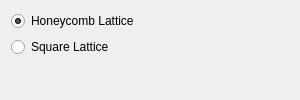
edellano/Adenita-SAMSON-Edition, file AdenitaCoreSE/form/SELatticeCreatorEditorGUI.ui: the form before one commit.
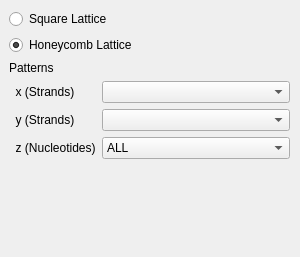
The form after the commit.

Commit message: working on parametrizing latticeEditor

Patch:
```diff
--- a/AdenitaCoreSE/form/SELatticeCreatorEditorGUI.ui
+++ b/AdenitaCoreSE/form/SELatticeCreatorEditorGUI.ui
@@ -7,7 +7,7 @@
     <x>0</x>
     <y>0</y>
     <width>300</width>
-    <height>100</height>
+    <height>257</height>
    </rect>
   </property>
   <property name="minimumSize">
@@ -19,29 +19,88 @@
   <property name="windowTitle">
    <string/>
   </property>
-  <layout class="QVBoxLayout" name="verticalLayout">
-   <item>
-    <layout class="QFormLayout" name="formLayout">
-     <item row="1" column="0">
-      <widget class="QRadioButton" name="rdbSquare">
+  <widget class="QWidget" name="formLayoutWidget">
+   <property name="geometry">
+    <rect>
+     <x>9</x>
+     <y>9</y>
+     <width>281</width>
+     <height>231</height>
+    </rect>
+   </property>
+   <layout class="QFormLayout" name="formLayout">
+    <item row="1" column="0" colspan="2">
+     <widget class="QRadioButton" name="rdbHoneycomb">
+      <property name="text">
+       <string>Honeycomb Lattice</string>
+      </property>
+      <property name="checked">
+       <bool>true</bool>
+      </property>
+     </widget>
+    </item>
+    <item row="0" column="0" colspan="2">
+     <widget class="QRadioButton" name="rdbSquare">
+      <property name="text">
+       <string>Square Lattice</string>
+      </property>
+     </widget>
+    </item>
+    <item row="2" column="0">
+     <widget class="QLabel" name="label">
+      <property name="text">
+       <string>Patterns</string>
+      </property>
+     </widget>
+    </item>
+    <item row="3" column="0">
+     <widget class="QLabel" name="label_2">
+      <property name="text">
+       <string>  x (Strands)</string>
+      </property>
+     </widget>
+    </item>
+    <item row="3" column="1">
+     <widget class="QComboBox" name="comboBox"/>
+    </item>
+    <item row="4" column="0">
+     <widget class="QLabel" name="label_3">
+      <property name="text">
+       <string>  y (Strands)</string>
+      </property>
+     </widget>
+    </item>
+    <item row="4" column="1">
+     <widget class="QComboBox" name="comboBox_2"/>
+    </item>
+    <item row="5" column="0">
+     <widget class="QLabel" name="label_4">
+      <property name="text">
+       <string>  z (Nucleotides)</string>
+      </property>
+     </widget>
+    </item>
+    <item row="5" column="1">
+     <widget class="QComboBox" name="cbbZPattern">
+      <item>
        <property name="text">
-        <string>Square Lattice</string>
+        <string>ALL</string>
        </property>
-      </widget>
-     </item>
-     <item row="0" column="0">
-      <widget class="QRadioButton" name="rdbHoneycomb">
+      </item>
+      <item>
        <property name="text">
-        <string>Honeycomb Lattice</string>
+        <string>Triangle</string>
        </property>
-       <property name="checked">
-        <bool>true</bool>
+      </item>
+      <item>
+       <property name="text">
+        <string>Circle</string>
        </property>
-      </widget>
-     </item>
-    </layout>
-   </item>
-  </layout>
+      </item>
+     </widget>
+    </item>
+   </layout>
+  </widget>
  </widget>
  <resources/>
  <connections>
```
Left out of the diff: 27 changed lines with no effect on the pictures. The commit also changes 5 other files.
